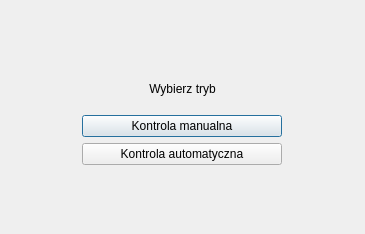
Old version of the form OpenCV/control.ui in the repository tpyrek/BScThesis.
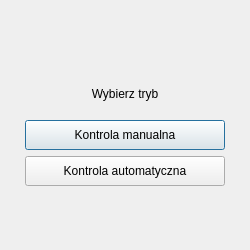
New version of the form.

The edit to the form file:
```diff
--- a/OpenCV/control.ui
+++ b/OpenCV/control.ui
@@ -6,10 +6,16 @@
    <rect>
     <x>0</x>
     <y>0</y>
-    <width>365</width>
-    <height>234</height>
+    <width>250</width>
+    <height>250</height>
    </rect>
   </property>
+  <property name="minimumSize">
+   <size>
+    <width>250</width>
+    <height>250</height>
+   </size>
+  </property>
   <property name="windowTitle">
    <string>Wybór trybu</string>
   </property>
@@ -18,6 +24,12 @@
     <layout class="QVBoxLayout" name="verticalLayout">
      <item>
       <widget class="QLabel" name="chooseModeLabel">
+       <property name="minimumSize">
+        <size>
+         <width>100</width>
+         <height>50</height>
+        </size>
+       </property>
        <property name="maximumSize">
         <size>
          <width>16777215</width>
@@ -37,7 +49,7 @@
        <property name="minimumSize">
         <size>
          <width>200</width>
-         <height>0</height>
+         <height>30</height>
         </size>
        </property>
        <property name="maximumSize">
@@ -56,7 +68,7 @@
        <property name="minimumSize">
         <size>
          <width>200</width>
-         <height>0</height>
+         <height>30</height>
         </size>
        </property>
        <property name="maximumSize">
```
Left out of the diff: 2 changed lines with no effect on the pictures.
